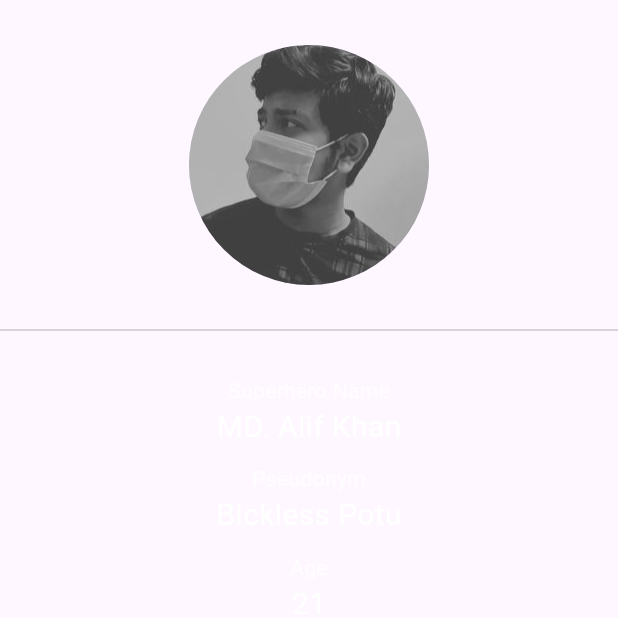
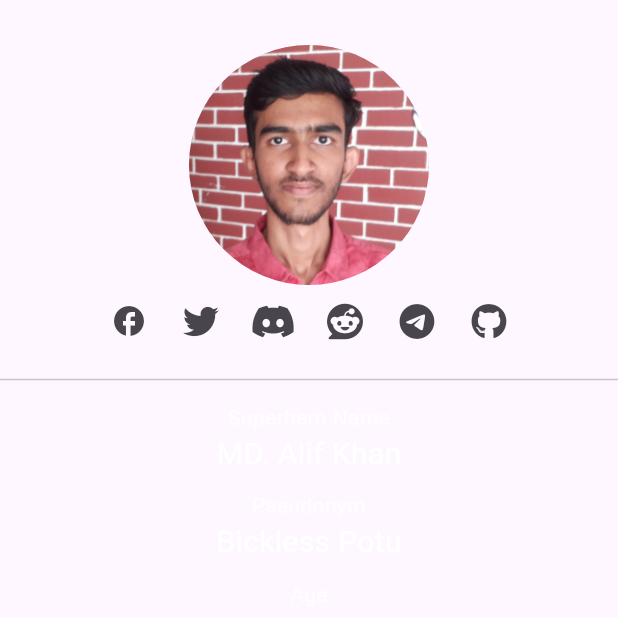
Before and after one commit to FahimShahriar-Sulfuric/chotto_bondhura_app, a Flutter app: the screen it shows after launch, on a phone screen of 412 x 824 dp, the top half of it. Run offline on Flutter 3.47's test engine with Material 2 defaults, Android fonts, the phone set to English and light mode, and no system bars; our stand-ins replace font_awesome_flutter.

Commit message:
Completed alif.dart

```diff
--- a/lib/alif.dart
+++ b/lib/alif.dart
@@ -1,223 +1,279 @@
 import 'package:flutter/material.dart';
+import 'package:url_launcher/url_launcher.dart';
+import 'package:font_awesome_flutter/font_awesome_flutter.dart';
 
 class Alif extends StatelessWidget {
   const Alif({super.key});
-
   @override
   Widget build(BuildContext context) {
     return SafeArea(
       child: Scaffold(
         body: ListView(
-          children: const [
+          children: [
             Column(
               children: [
-                Padding(
+                const Padding(
                   padding: EdgeInsets.only(top: 30),
                   child: CircleAvatar(
-                    backgroundImage: AssetImage('assets/Fahim.jpg'),
+                    backgroundImage: AssetImage('assets/Alif.jpg'),
                     radius: 80,
                   ),
                 ),
-                Divider(
-                  height: 60,
+                Row(
+                  mainAxisAlignment: MainAxisAlignment.center,
+                  children: [
+                    IconButton(
+                        onPressed: () async {
+                          await launchUrl(
+                            Uri.parse('fb://profile/100034401951398'),
+                            mode: LaunchMode.externalApplication,
+                          );
+                        },
+                        icon: const Icon(Icons.facebook)),
+                    IconButton(
+                        onPressed: () async {
+                          await launchUrl(
+                            Uri.parse('https://twitter.com/03_alifk'),
+                            mode: LaunchMode.externalNonBrowserApplication,
+                          );
+                        },
+                        icon: const FaIcon(FontAwesomeIcons.twitter)),
+                    IconButton(
+                        onPressed: () async {
+                          await launchUrl(
+                            Uri.parse(
+                                'https://discord.com/users/814099179961581568'),
+                            mode: LaunchMode.externalNonBrowserApplication,
+                          );
+                        },
+                        icon: const FaIcon(FontAwesomeIcons.discord)),
+                    IconButton(
+                        onPressed: () async {
+                          await launchUrl(
+                            Uri.parse(
+                                'https://www.reddit.com/user/unbeatableMAK'),
+                            mode: LaunchMode.externalNonBrowserApplication,
+                          );
+                        },
+                        icon: const FaIcon(FontAwesomeIcons.reddit)),
+                    IconButton(
+                        onPressed: () async {
+                          await launchUrl(
+                            Uri.parse('https://t.me/UnbeatableAlif'),
+                            mode: LaunchMode.externalNonBrowserApplication,
+                          );
+                        },
+                        icon: const FaIcon(FontAwesomeIcons.telegram)),
+                    IconButton(
+                        onPressed: () async {
+                          await launchUrl(
+                            Uri.parse('https://github.com/3alif'),
+                            mode: LaunchMode.externalApplication,
+                          );
+                        },
+                        icon: const FaIcon(FontAwesomeIcons.github)),
+                  ],
                 ),
-                Text(
+                const Divider(
+                  height: 30,
+                ),
+                const Text(
                   'Superhero Name',
                   style: TextStyle(color: Colors.white70),
                 ),
-                Text(
+                const Text(
                   'MD. Alif Khan',
                   style: TextStyle(
                     color: Colors.white,
                     fontSize: 20,
                   ),
                 ),
-                SizedBox(height: 10),
-                Text(
+                const SizedBox(height: 10),
+                const Text(
                   'Pseudonym',
                   style: TextStyle(color: Colors.white70),
                 ),
-                Text(
+                const Text(
                   'Bickless Potu',
                   style: TextStyle(
                     color: Colors.white,
                     fontSize: 20,
                   ),
                 ),
-                SizedBox(height: 10),
-                Text(
+                const SizedBox(height: 10),
+                const Text(
                   'Age',
                   style: TextStyle(color: Colors.white70),
                 ),
-                Text(
+                const Text(
                   '21',
                   style: TextStyle(
                     color: Colors.white,
                     fontSize: 20,
                   ),
                 ),
-                SizedBox(height: 10),
-                Text(
-                  'Gender (By Birth)',
+                const SizedBox(height: 10),
+                const Text(
+                  'Gender',
                   style: TextStyle(color: Colors.white70),
                 ),
-                Text(
-                  'Male',
+                const Text(
+                  'Male (By Birth)',
                   style: TextStyle(
                     color: Colors.white,
                     fontSize: 20,
                   ),
                 ),
-                SizedBox(height: 10),
-                Text(
+                const SizedBox(height: 10),
+                const Text(
                   'Education',
                   style: TextStyle(color: Colors.white70),
                 ),
-                Text(
+                const Text(
                   'Daffodil International University',
                   style: TextStyle(
                     color: Colors.white,
                     fontSize: 20,
                   ),
                 ),
-                SizedBox(height: 10),
-                Text(
+                const SizedBox(height: 10),
+                const Text(
                   'Aim',
                   style: TextStyle(color: Colors.white70),
                 ),
-                Text(
+                const Text(
                   'Software Engineer',
                   style: TextStyle(
                     color: Colors.white,
                     fontSize: 20,
                   ),
                 ),
-                SizedBox(height: 10),
-                Text(
+                const SizedBox(height: 10),
+                const Text(
                   'Hobby',
                   style: TextStyle(color: Colors.white70),
                 ),
-                Text(
+                const Text(
                   'Cricket',
                   style: TextStyle(
                     color: Colors.white,
                     fontSize: 20,
                   ),
                 ),
-                SizedBox(height: 10),
-                Text(
+                const SizedBox(height: 10),
+                const Text(
                   'Personality',
                   style: TextStyle(color: Colors.white70),
                 ),
-                Text(
+                const Text(
                   'Cat',
                   style: TextStyle(
                     color: Colors.white,
                     fontSize: 20,
                   ),
                 ),
-                SizedBox(height: 10),
-                Text(
+                const SizedBox(height: 10),
+                const Text(
                   'Hidden talent',
                   style: TextStyle(color: Colors.white70),
                 ),
-                Text(
+                const Text(
                   'Getting triggered',
                   style: TextStyle(
                     color: Colors.white,
                     fontSize: 20,
                   ),
                 ),
-                SizedBox(height: 10),
-                Text(
+                const SizedBox(height: 10),
+                const Text(
                   'Special Powers',
                   style: TextStyle(color: Colors.white70),
                 ),
-                Text(
+                const Text(
                   'Illogical Argument',
                   style: TextStyle(
                     color: Colors.white,
                     fontSize: 20,
                   ),
                 ),
-                SizedBox(height: 10),
-                Text(
+                const SizedBox(height: 10),
+                const Text(
                   'Arch-nemesis',
                   style: TextStyle(color: Colors.white70),
                 ),
-                Text(
+                const Text(
                   'Logic',
                   style: TextStyle(
                     color: Colors.white,
                     fontSize: 20,
                   ),
                 ),
-                SizedBox(height: 10),
-                Text(
+                const SizedBox(height: 10),
+                const Text(
                   'Time Travel Preferences',
                   style: TextStyle(color: Colors.white70),
                 ),
-                Text(
-                  'N/A',
+                const Text(
+                  '2011: Met with cricket',
                   style: TextStyle(
                     color: Colors.white,
                     fontSize: 20,
                   ),
                 ),
-                SizedBox(height: 10),
-                Text(
+                const SizedBox(height: 10),
+                const Text(
                   'Zombie Apocalypse Role',
                   style: TextStyle(color: Colors.white70),
                 ),
-                Text(
+                const Text(
                   'Pro Hider (Most normal no-bick behaviour)',
                   style: TextStyle(
                     color: Colors.white,
                     fontSize: 20,
                   ),
                 ),
-                SizedBox(height: 10),
-                Text(
+                const SizedBox(height: 10),
+                const Text(
                   'Alien Abduction Story',
                   style: TextStyle(color: Colors.white70),
                 ),
-                Text(
+                const Text(
                   'Was attacked by a random alien named CSE but survived the abduction',
                   style: TextStyle(
                     color: Colors.white,
                     fontSize: 20,
                   ),
                 ),
-                SizedBox(height: 10),
-                Text(
+                const SizedBox(height: 10),
+                const Text(
                   'Dream Vacation Spot',
                   style: TextStyle(color: Colors.white70),
                 ),
-                Text(
+                const Text(
                   'Her lap',
                   style: TextStyle(
                     color: Colors.white,
                     fontSize: 20,
                   ),
                 ),
-                SizedBox(height: 10),
-                Text(
+                const SizedBox(height: 10),
+                const Text(
                   'Look-alike',
                   style: TextStyle(color: Colors.white70),
                 ),
-                Text(
+                const Text(
                   'Chamak Hasan',
                   style: TextStyle(
                     color: Colors.white,
                     fontSize: 20,
                   ),
                 ),
-                SizedBox(height: 10),
-                Text(
+                const SizedBox(height: 10),
+                const Text(
                   'Alternate Universe Career',
                   style: TextStyle(color: Colors.white70),
                 ),
-                Text(
+                const Text(
                   'Gangster',
                   style: TextStyle(
                     color: Colors.white,
--- a/pubspec.yaml
+++ b/pubspec.yaml
@@ -35,6 +35,9 @@ dependencies:
   # The following adds the Cupertino Icons font to your application.
   # Use with the CupertinoIcons class for iOS style icons.
   cupertino_icons: ^1.0.2
+  external_app_launcher: ^3.1.0
+  url_launcher: ^6.1.12
+  font_awesome_flutter: ^10.5.0
 
 dev_dependencies:
   flutter_test:
```
Also changed, not shown: pubspec.lock, 5 other files.
